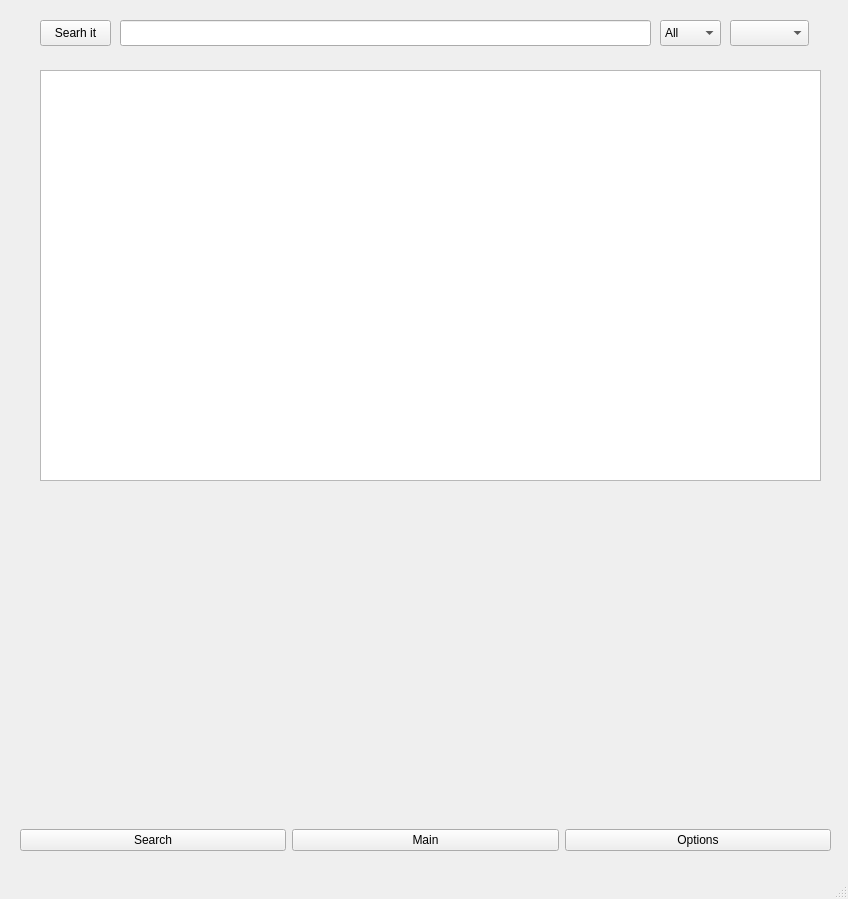
Before: the Qt Designer form UI/UI_Design/title1.ui in Circlebiv/Word_Learning_Project, drawn with Qt 5.
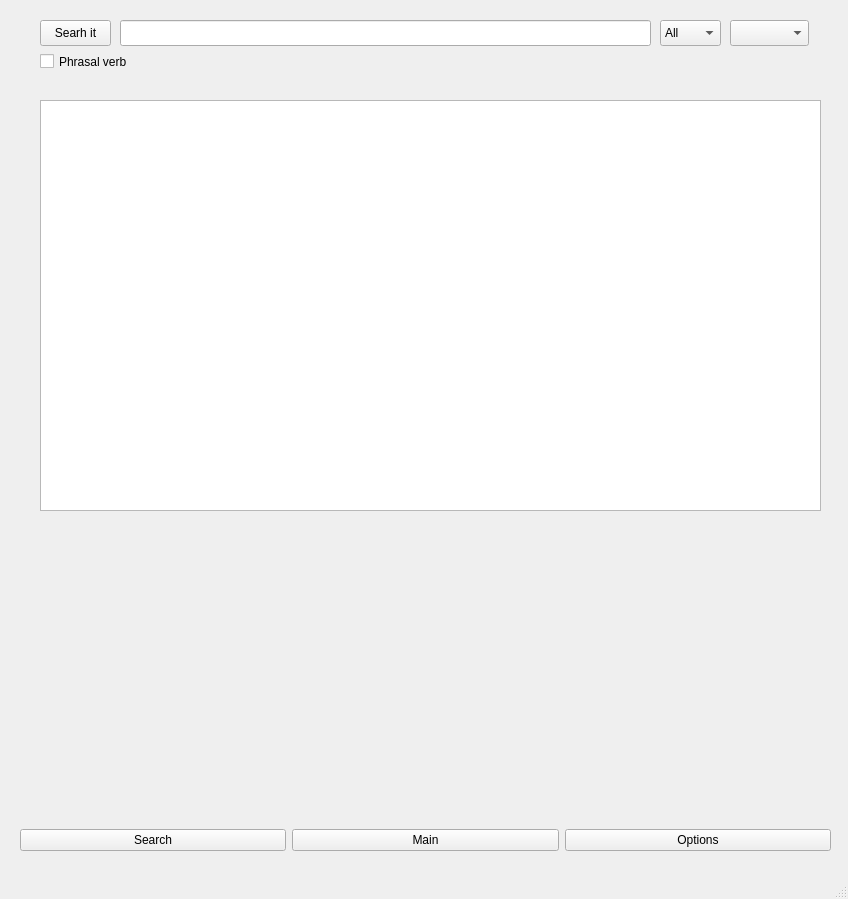
After: the same form once the commit is applied. The open tabs and pages were chosen to show the change.

Diff of the .ui file:
```diff
--- a/UI/UI_Design/title1.ui
+++ b/UI/UI_Design/title1.ui
@@ -100,7 +100,7 @@
          <property name="geometry">
           <rect>
            <x>20</x>
-           <y>60</y>
+           <y>90</y>
            <width>781</width>
            <height>411</height>
           </rect>
@@ -129,6 +129,19 @@
           </rect>
          </property>
         </widget>
+        <widget class="QCheckBox" name="is_phrasal">
+         <property name="geometry">
+          <rect>
+           <x>20</x>
+           <y>40</y>
+           <width>151</width>
+           <height>23</height>
+          </rect>
+         </property>
+         <property name="text">
+          <string>Phrasal verb</string>
+         </property>
+        </widget>
        </widget>
        <widget class="QWidget" name="page">
         <widget class="QWidget" name="">
```
Left out of the diff: 2 changed lines with no effect on the pictures.
